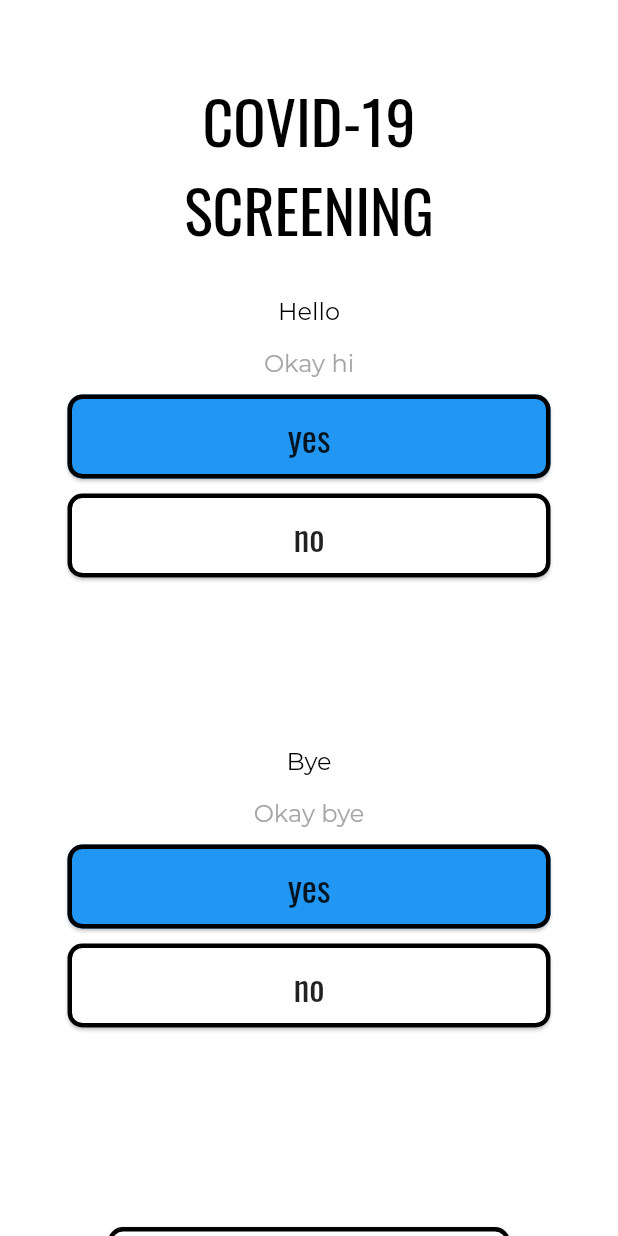
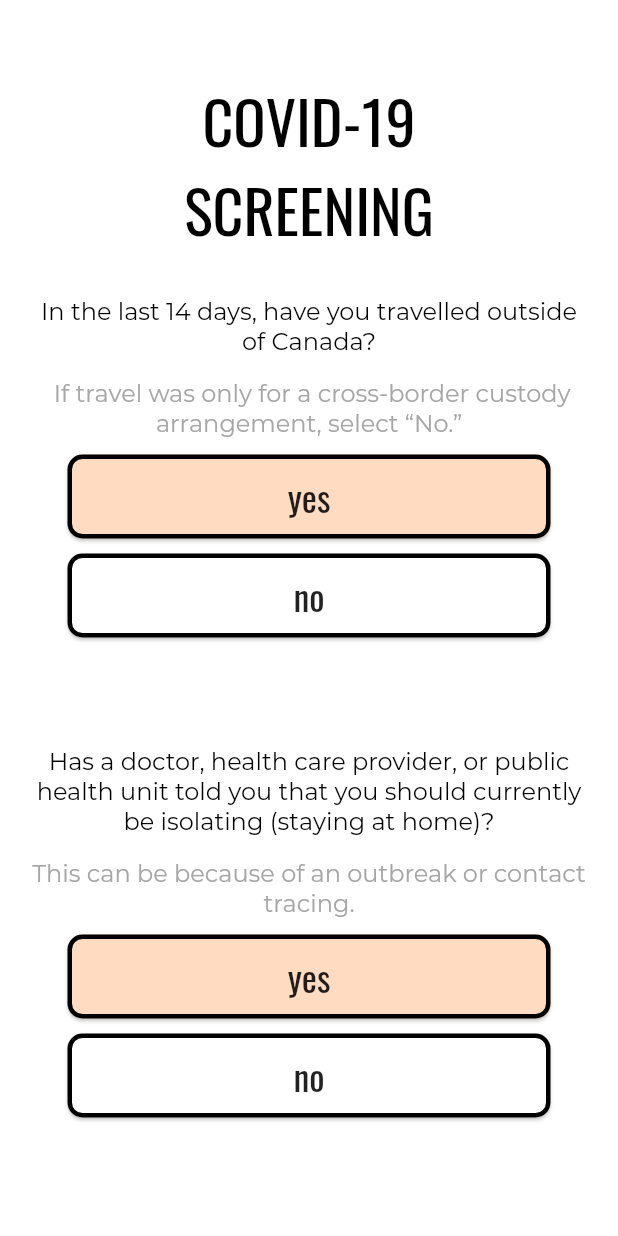
Before and after one commit to yippyym/navigate-19, a Flutter app: the screen it shows after launch, after a tap on "start screening", on a phone screen of 412 x 824 dp. Run offline on Flutter 3.47's test engine with Material 2 defaults, Android fonts, the light colour scheme and no system bars; our stand-ins replace google_fonts.

```diff
--- a/covidscreeningapp/lib/pages/profile.dart
+++ b/covidscreeningapp/lib/pages/profile.dart
@@ -1,3 +1,4 @@
+import 'package:covidscreeningapp/pages/homepage.dart';
 import 'package:covidscreeningapp/pages/questionnaire/questionnaire.dart';
 import 'package:covidscreeningapp/pages/screening%20result/fail.dart';
 import 'package:covidscreeningapp/pages/screening%20result/pass.dart';
@@ -79,7 +80,7 @@ class _ProfilePageState extends State<ProfilePage> {
                     ),
                   );
                 },
-                child: Text('start screening',
+                child: Text('screening',
                     style: Navigate19TextStyle.oswaldButton()),
               ),
             ),
--- a/covidscreeningapp/lib/pages/questionnaire/questionnaire.dart
+++ b/covidscreeningapp/lib/pages/questionnaire/questionnaire.dart
@@ -1,7 +1,8 @@
 import 'package:covidscreeningapp/pages/questionnaire/selection_input.dart';
+import 'package:covidscreeningapp/pages/screening%20result/fail.dart';
+import 'package:covidscreeningapp/pages/screening%20result/pass.dart';
 import 'package:covidscreeningapp/style.dart';
 import 'package:flutter/material.dart';
-import 'package:google_fonts/google_fonts.dart';
 
 //iPhone 8 - 37
 class ScreeningQuestionnaire extends StatefulWidget {
@@ -20,8 +21,9 @@ class _ScreeningQuestionnaire extends State<ScreeningQuestionnaire> {
 
   @override
   Widget build(BuildContext context) {
-    int firstSelection = 0;
-    int secondSelection = 0;
+    // int firstSelection = 0;
+    // int secondSelection = 0;
+    int selected = 0;
 
     return Scaffold(
       backgroundColor: Colors.white,
@@ -45,15 +47,17 @@ class _ScreeningQuestionnaire extends State<ScreeningQuestionnaire> {
               height: 300,
               child: SelectionInput(
                 options: ['yes', 'no'],
-                heading: 'Hello',
-                description: 'Okay hi',
-                selected: firstSelection,
-                optionColour: Colors.blue,
+                heading:
+                    'In the last 14 days, have you travelled outside of Canada?',
+                description:
+                    ' If travel was only for a cross-border custody arrangement, select “No.”',
+                selected: selected,
+                optionColour: customPeach,
                 headerColour: Colors.black,
                 onTap: (i) {
                   return () => {
                         setState(() {
-                          firstSelection = i;
+                          selected = i;
                         })
                       };
                 },
@@ -62,18 +66,62 @@ class _ScreeningQuestionnaire extends State<ScreeningQuestionnaire> {
 
             // second question
             Container(
-                height: 300,
+                height: 350,
                 child: SelectionInput(
                   options: ['yes', 'no'],
-                  heading: 'Bye',
-                  description: 'Okay bye',
-                  selected: secondSelection,
-                  optionColour: Colors.blue,
+                  heading:
+                      'Has a doctor, health care provider, or public health unit told you that you should currently be isolating (staying at home)?',
+                  description:
+                      'This can be because of an outbreak or contact tracing.',
+                  selected: selected,
+                  optionColour: customPeach,
                   headerColour: Colors.black,
                   onTap: (i) {
                     return () => {
                           setState(() {
-                            secondSelection = i;
+                            selected = i;
+                          })
+                        };
+                  },
+                )),
+
+            // third question
+            Container(
+                height: 350,
+                child: SelectionInput(
+                  options: ['yes', 'no'],
+                  heading:
+                      'In the last 10 days, have you been identified as a “close contact” of someone who currently has COVID-19?',
+                  description:
+                      'If public health has advised you that you do not need to self-isolate, select “No.”',
+                  selected: selected,
+                  optionColour: customPeach,
+                  headerColour: Colors.black,
+                  onTap: (i) {
+                    return () => {
+                          setState(() {
+                            selected = i;
+                          })
+                        };
+                  },
+                )),
+
+            // fourth question
+            Container(
+                height: 350,
+                child: SelectionInput(
+                  options: ['yes', 'no'],
+                  heading:
+                      'In the last 10 days, have you received a COVID alert exposure notification on your cell phone?',
+                  description:
+                      'If you already went for a test and got a negative result, select “No.”',
+                  selected: selected,
+                  optionColour: customPeach,
+                  headerColour: Colors.black,
+                  onTap: (i) {
+                    return () => {
+                          setState(() {
+                            selected = i;
                           })
                         };
                   },
@@ -88,12 +136,27 @@ class _ScreeningQuestionnaire extends State<ScreeningQuestionnaire> {
                 style: Navigate19ButtonStyle.blackOutlineButton(),
                 //TODO lead to qr code/check thing
                 onPressed: () {
-                  Navigator.push(
-                    context,
-                    MaterialPageRoute(
-                      builder: (context) => ScreeningQuestionnaire(),
-                    ),
-                  );
+                  if (selected == 1) {
+                    Navigator.push(
+                      context,
+                      MaterialPageRoute(
+                        builder: (context) => ScreeningPass(),
+                      ),
+                    );
+                  } else {
+                    Navigator.push(
+                      context,
+                      MaterialPageRoute(
+                        builder: (context) => ScreeningFail(),
+                      ),
+                    );
+                  }
+                  // Navigator.push(
+                  //   context,
+                  //   MaterialPageRoute(
+                  //     builder: (context) => ScreeningPass(),
+                  //   ),
+                  // );
                 },
                 child:
                     Text('submit', style: Navigate19TextStyle.oswaldButton()),
--- a/covidscreeningapp/lib/pages/screening result/fail.dart
+++ b/covidscreeningapp/lib/pages/screening result/fail.dart
@@ -1,4 +1,5 @@
 import 'dart:ui';
+import 'package:covidscreeningapp/main.dart';
 import 'package:covidscreeningapp/pages/profile.dart';
 import 'package:covidscreeningapp/style.dart';
 import 'package:flutter/material.dart';
@@ -60,7 +61,7 @@ class _ScreeningFailState extends State<ScreeningFail> {
 
               // go to school
               Container(
-                margin: EdgeInsets.only(top: 15),
+                margin: EdgeInsets.only(top: 20),
                 child: Text(
                   'DO NOT go to school.',
                   style: Navigate19TextStyle.montserratDescBold(),
@@ -96,7 +97,7 @@ class _ScreeningFailState extends State<ScreeningFail> {
               ),
 
               Container(
-                margin: EdgeInsets.only(right: 135, top: 25),
+                margin: EdgeInsets.only(right: 130, top: 25),
                 child: Text('Returning to school:',
                     textAlign: TextAlign.start,
                     style: Navigate19TextStyle.montserratDescBold()),
@@ -122,7 +123,7 @@ class _ScreeningFailState extends State<ScreeningFail> {
                     Navigator.push(
                       context,
                       MaterialPageRoute(
-                        builder: (context) => ProfilePage(),
+                        builder: (context) => NavBar(),
                       ),
                     );
                   },
--- a/covidscreeningapp/lib/pages/screening result/pass.dart
+++ b/covidscreeningapp/lib/pages/screening result/pass.dart
@@ -1,8 +1,8 @@
 import 'dart:ui';
+import 'package:covidscreeningapp/main.dart';
 import 'package:covidscreeningapp/pages/profile.dart';
 import 'package:covidscreeningapp/style.dart';
 import 'package:flutter/material.dart';
-import 'package:google_fonts/google_fonts.dart';
 
 class ScreeningPass extends StatefulWidget {
   @override
@@ -35,6 +35,7 @@ class _ScreeningPassState extends State<ScreeningPass> {
               alignment: AlignmentDirectional.topStart,
               children: <Widget>[
                 Container(
+                  margin: EdgeInsets.only(left: 20, right: 20),
                   height: 200,
                   width: 320,
                   decoration: BoxDecoration(
@@ -45,6 +46,7 @@ class _ScreeningPassState extends State<ScreeningPass> {
                   alignment: AlignmentDirectional.bottomCenter,
                   height: 170,
                   width: 320,
+                  margin: EdgeInsets.only(left: 40, right: 40),
                   child: Text(
                     'VALID ON $now',
                     textAlign: TextAlign.center,
@@ -52,6 +54,7 @@ class _ScreeningPassState extends State<ScreeningPass> {
                   ),
                 ),
                 Container(
+                  margin: EdgeInsets.only(left: 20, right: 20),
                   height: 140,
                   width: 320,
                   child: Image.asset('assets/images/pass.png'),
@@ -61,7 +64,7 @@ class _ScreeningPassState extends State<ScreeningPass> {
 
             // go to school
             Container(
-              margin: EdgeInsets.only(top: 15),
+              margin: EdgeInsets.only(top: 20),
               child: Text(
                 'GO to school.',
                 style: Navigate19TextStyle.montserratDescBold(),
@@ -98,7 +101,7 @@ class _ScreeningPassState extends State<ScreeningPass> {
                   Navigator.push(
                     context,
                     MaterialPageRoute(
-                      builder: (context) => ProfilePage(),
+                      builder: (context) => NavBar(),
                     ),
                   );
                 },
--- a/covidscreeningapp/lib/style.dart
+++ b/covidscreeningapp/lib/style.dart
@@ -4,6 +4,7 @@ import 'package:flutter/material.dart';
 
 //reusable colours
 Color customGrey = const Color.fromRGBO(166, 166, 166, 1);
+Color customPeach = const Color.fromRGBO(255, 220, 193, 1);
 
 //resuable text decoration
 class Navigate19TextStyle {
```
